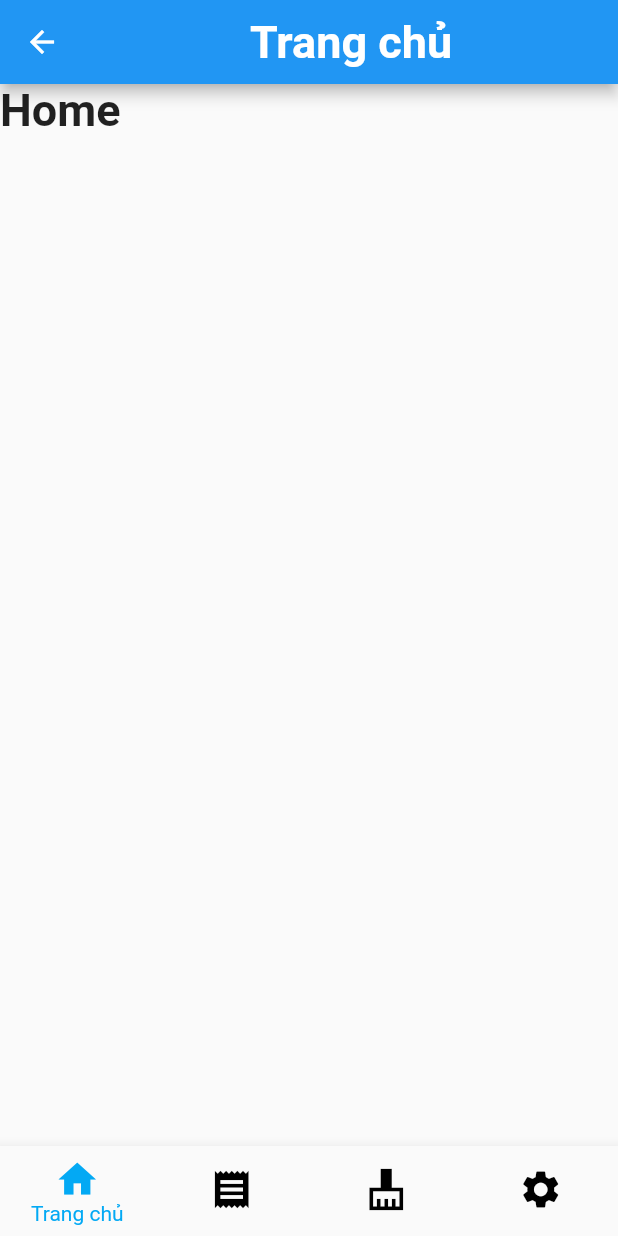
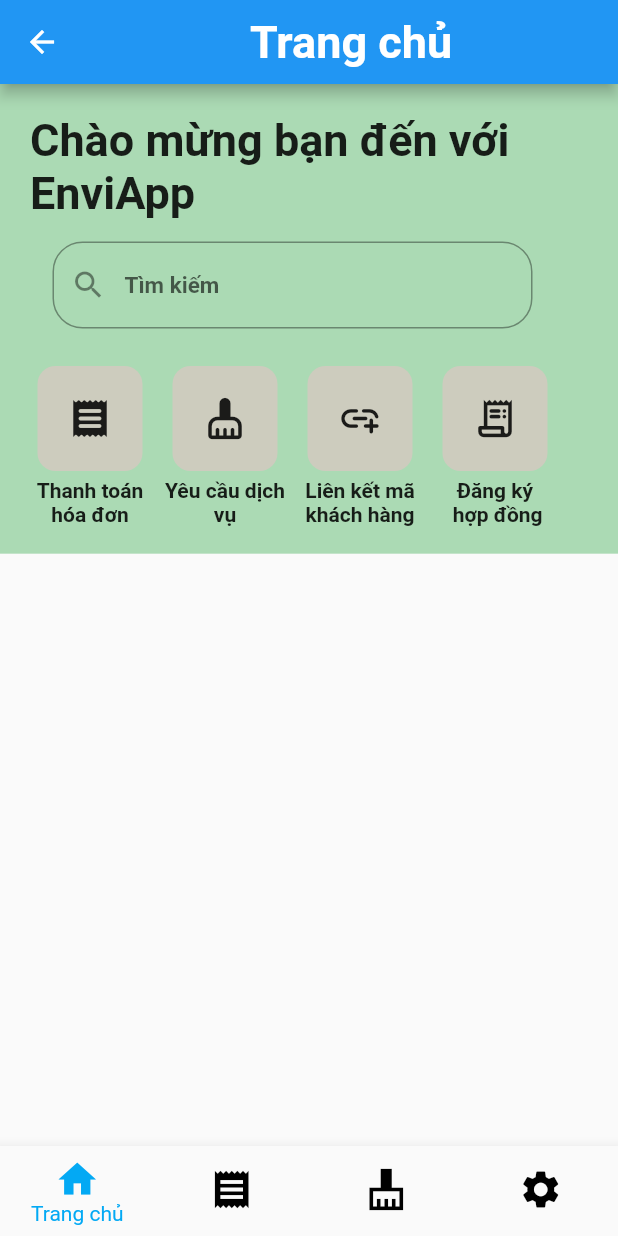
Before and after one commit to MinhLuu2608/MobileApp_LVTN, a Flutter app: the HomeScreen screen opened by its route, on a phone screen of 412 x 824 dp. Run offline on Flutter 3.47's test engine with Material 2 defaults, Android fonts, the phone set to English and light mode, and no system bars; our stand-ins replace hive, hive_flutter, pdf, printing; missing offline and left inert: flutter_stripe; accounts and stored records are empty.

Commit message:
cap nhat

```diff
--- /dev/null
+++ b/lib/screens/customer/home_details.dart
@@ -0,0 +1,122 @@
+import 'package:flutter/material.dart';
+
+class HomeDetails extends StatelessWidget {
+  @override
+  Widget build(BuildContext context) {
+    // TODO: implement build
+    var size = MediaQuery.of(context).size;
+    return Scaffold(
+      body: Stack(
+        children: [
+          Container(
+            height: size.height * .38,
+            decoration: BoxDecoration(
+              color: Color(0xBB8ECE9A),
+            ),
+          ),
+          Padding(
+            padding: const EdgeInsets.symmetric(horizontal: 20, vertical: 20),
+            child: Column(
+              crossAxisAlignment: CrossAxisAlignment.start,
+              children: [
+                const Text(
+                  "Chào mừng bạn đến với EnviApp",
+                  style: TextStyle(fontSize: 30, fontWeight: FontWeight.bold),
+                ),
+                buildSearchBar(),
+                const SizedBox(height: 10),
+                Row(
+                  children: [
+                    buildFunctionShortcut(context,Icons.receipt_rounded, "Thanh toán hóa đơn"),
+                    const SizedBox(width: 10),
+                    buildFunctionShortcut(context,Icons.cleaning_services_rounded, "Yêu cầu dịch vụ"),
+                    const SizedBox(width: 10),
+                    buildFunctionShortcut(context,Icons.add_link_rounded, "Liên kết mã khách hàng"),
+                    const SizedBox(width: 10),
+                    buildFunctionShortcut(context,Icons.receipt_long_rounded, "Đăng ký \n hợp đồng")
+                  ],
+                )
+
+              ],
+            )
+          )
+        ],
+      ),
+    );
+  }
+
+  InkWell buildFunctionShortcut(BuildContext context, IconData iconData, String txt) {
+    return InkWell(
+      onTap: (){
+        showDialog(
+            context: context,
+            builder: (BuildContext context) {
+              return AlertDialog(
+                title: Text("Thông báo"),
+                content: Column(
+                  mainAxisSize: MainAxisSize.min,
+                  children: const [
+                    Text("Chức năng đang cập nhật")
+                  ],
+                ),
+                actions: [
+                  TextButton(
+                      onPressed: () {
+                        Navigator.of(context).pop();
+                      },
+                      child: const Text("Close")),
+                ],
+              );
+            });
+      },
+      child: Row(
+        children: [
+          Column(
+            mainAxisAlignment: MainAxisAlignment.center,
+            children: [
+              Container(
+                decoration: BoxDecoration(
+                  color: const Color(0xCDD5C8C0),
+                  borderRadius: BorderRadius.circular(12),
+                ),
+                padding: const EdgeInsets.all(20),
+                child: Center(child: Icon(iconData, size: 30)),
+              ),
+              const SizedBox(height: 5),
+              Container(
+                width: 80,
+                child: Center(
+                    child: Text(
+                  txt,
+                  style: const TextStyle(fontWeight: FontWeight.bold),
+                  textAlign: TextAlign.center,
+                )),
+              )
+            ],
+          ),
+        ],
+      ),
+    );
+  }
+
+  Container buildSearchBar() {
+    return Container(
+                padding: const EdgeInsets.all(15),
+                width: 350,
+                child: TextField(
+                    decoration: InputDecoration(
+                      prefixIcon: IconButton(
+                        onPressed: () {},
+                        icon: const Icon(Icons.search),
+                      ),
+                      hintText: 'Tìm kiếm',
+                      border: OutlineInputBorder(
+                          borderRadius: BorderRadius.circular(20),
+                          borderSide: const BorderSide(color: Colors.red)),
+                    ),
+                    style: const TextStyle(fontSize: 15, fontWeight: FontWeight.bold),
+                    onChanged: (value) {}
+                ),
+              );
+  }
+}
--- a/lib/screens/customer/home_screen.dart
+++ b/lib/screens/customer/home_screen.dart
@@ -1,3 +1,4 @@
+import 'package:MobileApp_LVTN/screens/customer/home_details.dart';
 import 'package:MobileApp_LVTN/screens/customer/services_screen.dart';
 import 'package:MobileApp_LVTN/screens/settings.dart';
 
@@ -23,7 +24,7 @@ class _HomeScreenState extends State<HomeScreen>{
   ];
 
   List<Widget> screens = [
-    const Text('Home', style: optionStyle),
+    HomeDetails(),
     InvoicesScreen(),
     ServicesScreen(),
     SettingsPage(),
```
